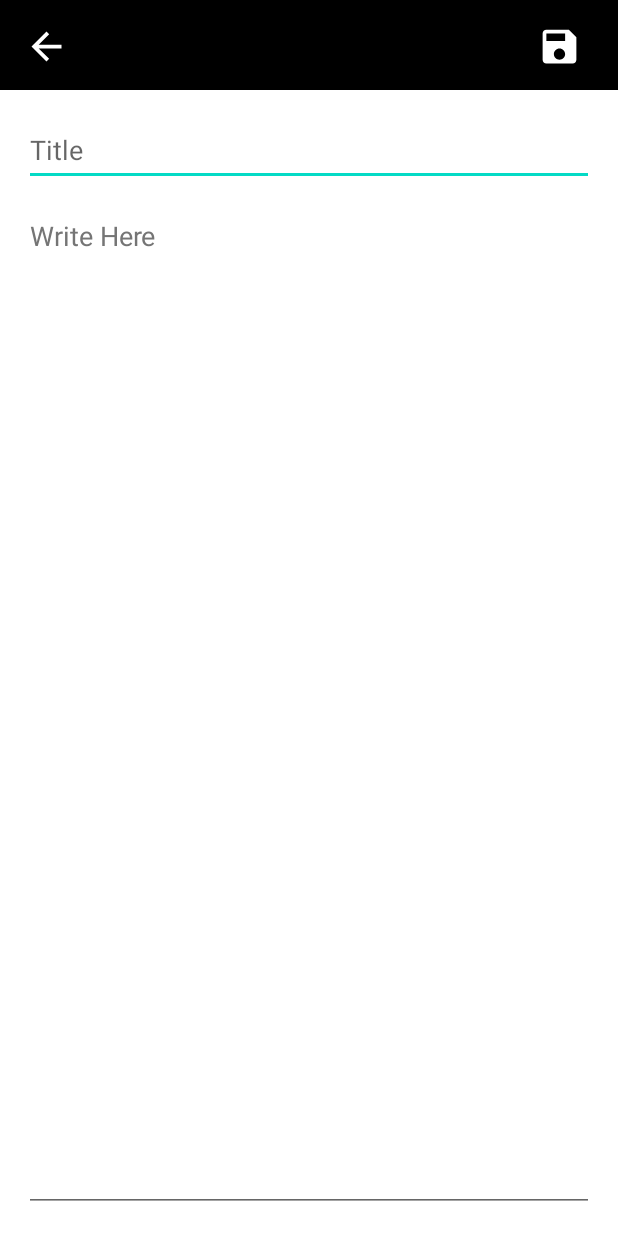
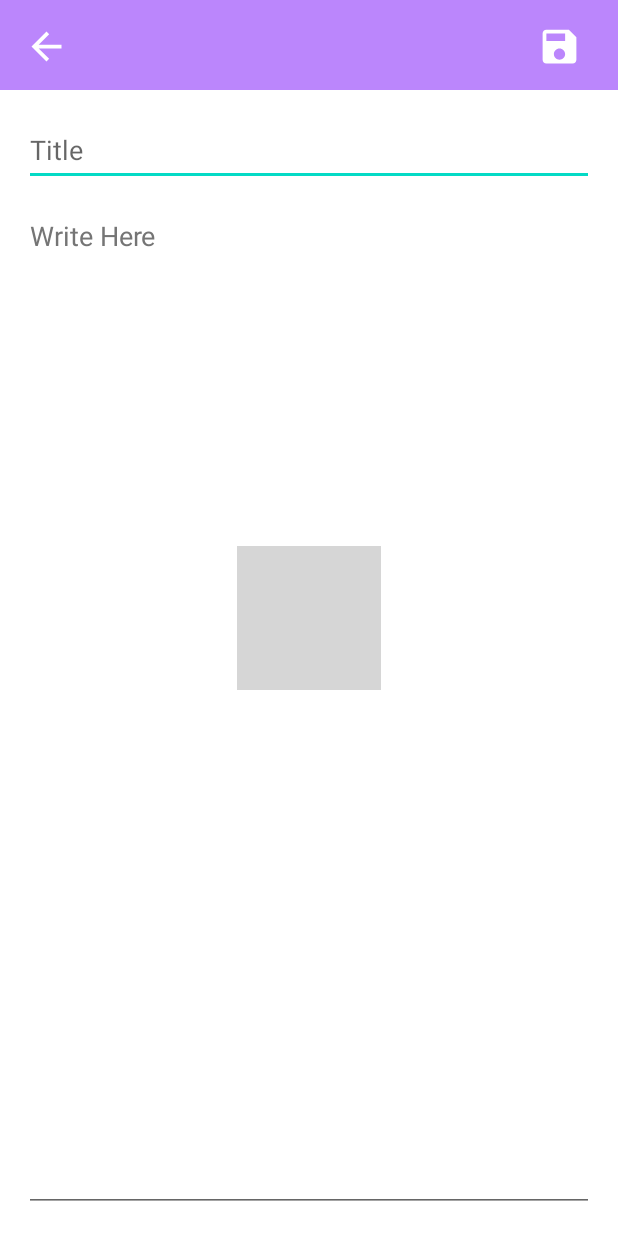
Before and after one commit to MishalManzoor/NotePad-App, an Android app: the WriteNotes screen opened directly, with no data from a screen before it, on a phone screen of 412 x 824 dp. Run offline under Robolectric (Android 15) with nearby library versions, the light colour scheme and no system bars; our stand-ins replace Room's generated code; 1 statement that could not run was skipped; grey boxes are pictures that could not be loaded.

Commit message:
Project Updated

```diff
--- a/app/src/main/res/layout/activity_write_notes.xml
+++ b/app/src/main/res/layout/activity_write_notes.xml
@@ -7,6 +7,18 @@
     android:layout_height="match_parent"
     android:background="@color/white"
     tools:context=".WriteNotes">
+
+    <ImageView
+        android:id="@+id/imageView2"
+        android:layout_width="wrap_content"
+        android:layout_height="wrap_content"
+        app:layout_constraintBottom_toBottomOf="parent"
+        app:layout_constraintEnd_toEndOf="parent"
+        app:layout_constraintHorizontal_bias="0.5"
+        app:layout_constraintStart_toStartOf="parent"
+        app:layout_constraintTop_toTopOf="parent"
+        app:layout_constraintVertical_bias="0.5"
+        app:srcCompat="@drawable/image1" />
 
     <LinearLayout
         android:id="@+id/linearLayout2"
@@ -22,7 +34,7 @@
             android:layout_width="0dp"
             android:layout_height="60dp"
             android:layout_weight="1"
-            android:background="@color/black"
+            android:background="@color/purple_200"
             android:minHeight="?attr/actionBarSize"
             android:theme="?attr/actionBarTheme">
 
```
Also changed, not shown: app/src/main/res/layout/activity_main.xml (+14 -2 lines).
